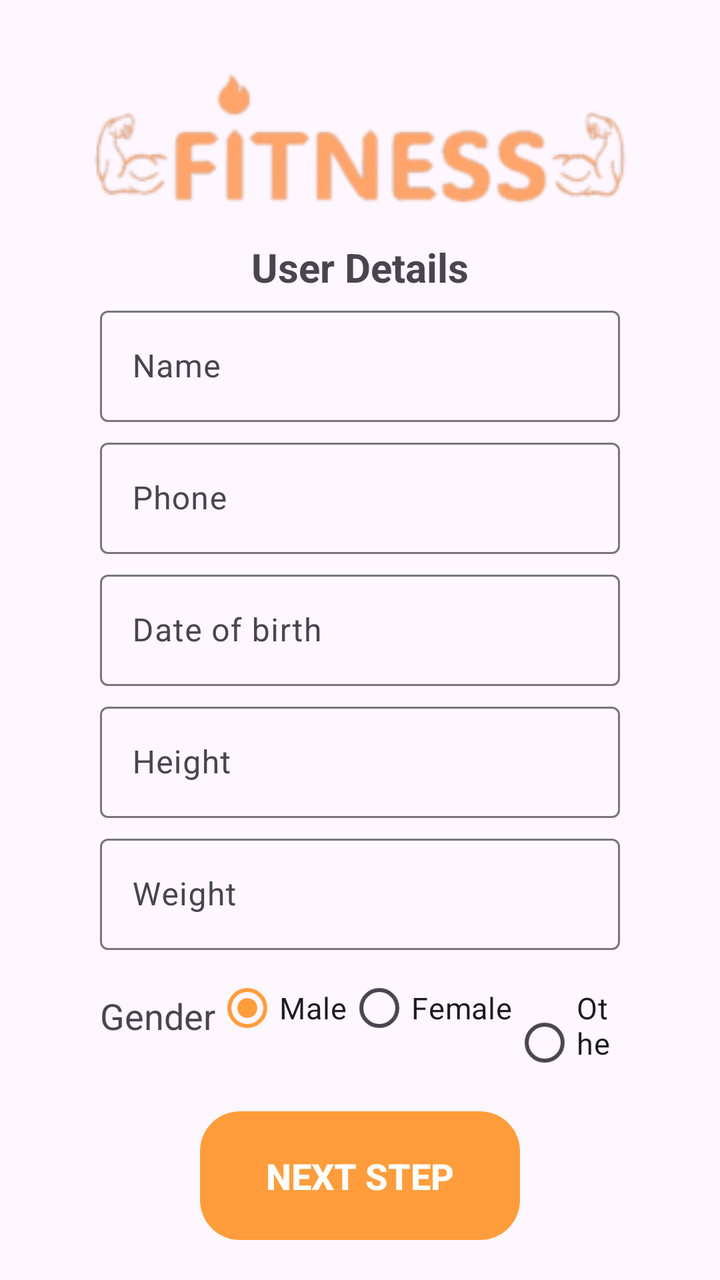
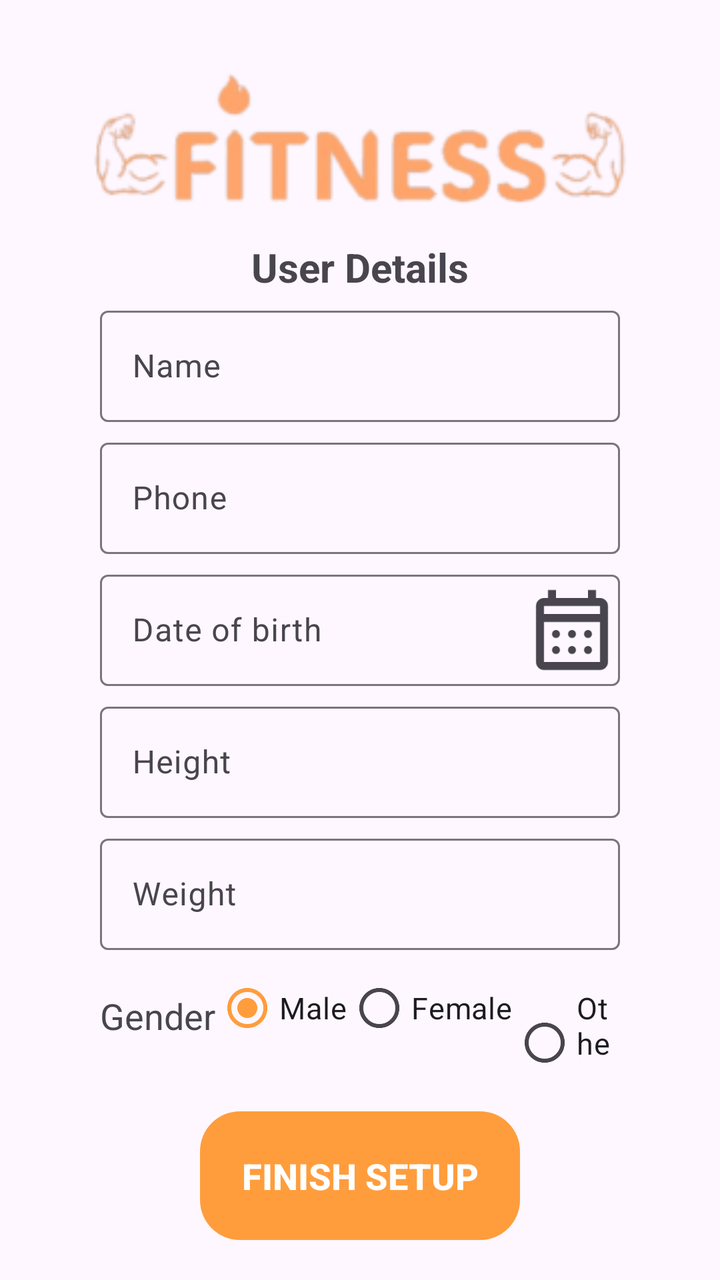

Screens rendered from an Android XML layout before and after an edit, with the pre-edit source and the edit as a unified diff.
<!-- AndroidManifest.xml: application theme Theme.VitalizeMe -->
<!-- res/layout/activity_user.xml -->
<?xml version="1.0" encoding="utf-8"?>
<LinearLayout xmlns:android="http://schemas.android.com/apk/res/android"
    xmlns:app="http://schemas.android.com/apk/res-auto"
    xmlns:tools="http://schemas.android.com/tools"
    android:layout_width="match_parent"
    android:layout_height="match_parent"
    android:orientation="vertical"
    android:gravity="center"
    tools:context=".view.auth.UserActivity">


    <RelativeLayout
        android:layout_width="wrap_content"
        android:layout_height="150dp"
        android:layout_gravity="top"
        >

        <ImageView
            android:id="@+id/imageView"
            android:layout_width="match_parent"
            android:layout_height="150dp"
            android:scaleType="centerCrop"
            android:src="@drawable/fitness1" />

        <TextView
            android:layout_width="wrap_content"
            android:layout_height="wrap_content"
            android:layout_centerHorizontal="true"
            android:layout_marginTop="120dp"
            android:text="User Details"
            android:textSize="20sp"
            android:textStyle="bold" />

    </RelativeLayout>

    <com.google.android.material.textfield.TextInputLayout
        android:id="@+id/nameLayout"
        android:layout_width="match_parent"
        android:layout_height="wrap_content"
        android:hint="Name"
        android:paddingHorizontal="50dp">

        <com.google.android.material.textfield.TextInputEditText
            android:id="@+id/etname"
            android:layout_width="match_parent"
            android:layout_height="match_parent"
            android:layout_marginVertical="5dp"
            android:inputType="textPersonName" />
    </com.google.android.material.textfield.TextInputLayout>

    <com.google.android.material.textfield.TextInputLayout
        android:id="@+id/phoneLayout"
        android:layout_width="match_parent"
        android:layout_height="wrap_content"
        android:hint="Phone"
        android:paddingHorizontal="50dp">

        <com.google.android.material.textfield.TextInputEditText
            android:id="@+id/etphone"
            android:layout_width="match_parent"
            android:layout_height="match_parent"
            android:layout_marginVertical="5dp"
            android:inputType="phone" />
    </com.google.android.material.textfield.TextInputLayout>

    <com.google.android.material.textfield.TextInputLayout
        android:id="@+id/DOBLayout"
        android:layout_width="match_parent"
        android:layout_height="wrap_content"
        android:hint="Date of birth"
        android:paddingHorizontal="50dp">

        <com.google.android.material.textfield.TextInputEditText
            android:id="@+id/etDOB"
            android:layout_width="match_parent"
            android:layout_height="match_parent"
            android:layout_marginVertical="5dp"
            android:inputType="date" />
    </com.google.android.material.textfield.TextInputLayout>

    <com.google.android.material.textfield.TextInputLayout
        android:id="@+id/HeightLayout"
        android:layout_width="match_parent"
        android:layout_height="wrap_content"
        android:hint="Height"
        android:paddingHorizontal="50dp">

        <com.google.android.material.textfield.TextInputEditText
            android:id="@+id/etHeight"
            android:layout_width="match_parent"
            android:layout_height="match_parent"
            android:layout_marginVertical="5dp"
            android:inputType="numberDecimal" />
    </com.google.android.material.textfield.TextInputLayout>
    <com.google.android.material.textfield.TextInputLayout
        android:id="@+id/WeightLayout"
        android:layout_width="match_parent"
        android:layout_height="wrap_content"
        android:hint="Weight"
        android:paddingHorizontal="50dp">

        <com.google.android.material.textfield.TextInputEditText
            android:id="@+id/etWeight"
            android:layout_width="match_parent"
            android:layout_height="match_parent"
            android:layout_marginVertical="5dp"
            android:inputType="numberDecimal" />
    </com.google.android.material.textfield.TextInputLayout>

    <LinearLayout
        android:layout_width="match_parent"
        android:layout_height="wrap_content"
        android:gravity="center_vertical"
        android:orientation="horizontal"
        android:paddingHorizontal="50dp">

        <TextView
            android:layout_width="wrap_content"
            android:layout_height="wrap_content"
            android:text="Gender"
            android:textSize="18sp" />

        <RadioGroup
            android:id="@+id/radiogroup"
            android:layout_width="wrap_content"
            android:layout_height="wrap_content"
            android:orientation="horizontal">

            <RadioButton
                android:id="@+id/maleRadio"
                android:layout_width="wrap_content"
                android:layout_height="wrap_content"
                android:text="Male"
                android:checked="true"
                android:textSize="15sp" />

            <RadioButton
                android:id="@+id/femaleRadio"
                android:layout_width="wrap_content"
                android:layout_height="wrap_content"
                android:text="Female"
                android:textSize="15sp" />

            <RadioButton
                android:id="@+id/otherRadio"
                android:layout_width="wrap_content"
                android:layout_height="wrap_content"
                android:text="Other"
                android:textSize="15sp" />
        </RadioGroup>
    </LinearLayout>

    <androidx.appcompat.widget.AppCompatButton
        android:id="@+id/loginbtn"
        android:layout_width="match_parent"
        android:layout_height="wrap_content"
        android:layout_marginHorizontal="100dp"
        android:layout_marginVertical="20dp"
        android:background="@drawable/rounded_btn"
        android:backgroundTint="?attr/colorPrimary"
        android:padding="20dp"
        android:text="Next Step"
        android:textColor="@color/white"
        android:textSize="18sp"
        android:textStyle="bold" />
</LinearLayout>
<!-- resources referenced by this layout -->
<resources>
  <color name="white">#FFFFFFFF</color>
  <!-- drawable fitness1: png bitmap (drawable, 16220 bytes) -->
  <!-- drawable rounded_btn (drawable) -->
  <?xml version="1.0" encoding="utf-8"?>
  <shape xmlns:android="http://schemas.android.com/apk/res/android"
      android:shape="rectangle">
      <corners android:radius="20dp"/>
      <size android:height="20dp" android:width="20dp"/>
  </shape>
  <style name="Theme.VitalizeMe" parent="Base.Theme.VitalizeMe" />
  <style name="Base.Theme.VitalizeMe" parent="Theme.Material3.DayNight.NoActionBar">
          
          <item name="colorPrimary">@color/primary</item>
          <item name="colorAccent">@color/accent</item>
          <item name="backgroundColor">@color/background</item>
          <item name="colorSecondary">@color/secondary</item>
          <item name="android:statusBarColor">@color/black</item>
      </style>
  <color name="primary">#FF9D3D</color>
  <color name="accent">#FEEE91</color>
  <color name="background">#F5F3F8</color>
  <color name="secondary">#FFBD73</color>
  <color name="black">#FF000000</color>
</resources>

<!-- the commit's change to res/layout/activity_user.xml (unified diff, before → after) -->
@@ -4,16 +4,15 @@
     xmlns:tools="http://schemas.android.com/tools"
     android:layout_width="match_parent"
     android:layout_height="match_parent"
+    android:gravity="center"
     android:orientation="vertical"
-    android:gravity="center"
     tools:context=".view.auth.UserActivity">
 
 
     <RelativeLayout
         android:layout_width="wrap_content"
         android:layout_height="150dp"
-        android:layout_gravity="top"
-        >
+        android:layout_gravity="top">
 
         <ImageView
             android:id="@+id/imageView"
@@ -68,6 +67,9 @@
         android:layout_width="match_parent"
         android:layout_height="wrap_content"
         android:hint="Date of birth"
+        app:endIconMode="custom"
+        app:endIconDrawable="@drawable/calendar"
+        app:endIconScaleType="centerCrop"
         android:paddingHorizontal="50dp">
 
         <com.google.android.material.textfield.TextInputEditText
@@ -75,7 +77,10 @@
             android:layout_width="match_parent"
             android:layout_height="match_parent"
             android:layout_marginVertical="5dp"
-            android:inputType="date" />
+            android:clickable="true"
+            android:focusable="false"
+            android:inputType="none" />
+
     </com.google.android.material.textfield.TextInputLayout>
 
     <com.google.android.material.textfield.TextInputLayout
@@ -92,6 +97,7 @@
             android:layout_marginVertical="5dp"
             android:inputType="numberDecimal" />
     </com.google.android.material.textfield.TextInputLayout>
+
     <com.google.android.material.textfield.TextInputLayout
         android:id="@+id/WeightLayout"
         android:layout_width="match_parent"
@@ -130,8 +136,8 @@
                 android:id="@+id/maleRadio"
                 android:layout_width="wrap_content"
                 android:layout_height="wrap_content"
+                android:checked="true"
                 android:text="Male"
-                android:checked="true"
                 android:textSize="15sp" />
 
             <RadioButton
@@ -159,7 +165,7 @@
         android:background="@drawable/rounded_btn"
         android:backgroundTint="?attr/colorPrimary"
         android:padding="20dp"
-        android:text="Next Step"
+        android:text="Finish Setup"
         android:textColor="@color/white"
         android:textSize="18sp"
         android:textStyle="bold" />
<!-- resource entries referenced after the edit -->
@@ -1,6 +1,12 @@
 <!-- resources referenced by this layout -->
 <resources>
   <color name="white">#FFFFFFFF</color>
+  <!-- drawable calendar (drawable) -->
+  <vector xmlns:android="http://schemas.android.com/apk/res/android" android:height="24dp" android:tint="#000000" android:viewportHeight="960" android:viewportWidth="960" android:width="24dp">
+        
+      <path android:fillColor="@android:color/white" android:pathData="M200,880Q167,880 143.5,856.5Q120,833 120,800L120,240Q120,207 143.5,183.5Q167,160 200,160L240,160L240,80L320,80L320,160L640,160L640,80L720,80L720,160L760,160Q793,160 816.5,183.5Q840,207 840,240L840,800Q840,833 816.5,856.5Q793,880 760,880L200,880ZM200,800L760,800Q760,800 760,800Q760,800 760,800L760,400L200,400L200,800Q200,800 200,800Q200,800 200,800ZM200,320L760,320L760,240Q760,240 760,240Q760,240 760,240L200,240Q200,240 200,240Q200,240 200,240L200,320ZM200,320L200,240Q200,240 200,240Q200,240 200,240L200,240Q200,240 200,240Q200,240 200,240L200,320ZM480,560Q463,560 451.5,548.5Q440,537 440,520Q440,503 451.5,491.5Q463,480 480,480Q497,480 508.5,491.5Q520,503 520,520Q520,537 508.5,548.5Q497,560 480,560ZM320,560Q303,560 291.5,548.5Q280,537 280,520Q280,503 291.5,491.5Q303,480 320,480Q337,480 348.5,491.5Q360,503 360,520Q360,537 348.5,548.5Q337,560 320,560ZM640,560Q623,560 611.5,548.5Q600,537 600,520Q600,503 611.5,491.5Q623,480 640,480Q657,480 668.5,491.5Q680,503 680,520Q680,537 668.5,548.5Q657,560 640,560ZM480,720Q463,720 451.5,708.5Q440,697 440,680Q440,663 451.5,651.5Q463,640 480,640Q497,640 508.5,651.5Q520,663 520,680Q520,697 508.5,708.5Q497,720 480,720ZM320,720Q303,720 291.5,708.5Q280,697 280,680Q280,663 291.5,651.5Q303,640 320,640Q337,640 348.5,651.5Q360,663 360,680Q360,697 348.5,708.5Q337,720 320,720ZM640,720Q623,720 611.5,708.5Q600,697 600,680Q600,663 611.5,651.5Q623,640 640,640Q657,640 668.5,651.5Q680,663 680,680Q680,697 668.5,708.5Q657,720 640,720Z"/>
+      
+  </vector>
   <!-- drawable fitness1: png bitmap (drawable, 16220 bytes) -->
   <!-- drawable rounded_btn (drawable) -->
   <?xml version="1.0" encoding="utf-8"?>
@@ -13,13 +19,12 @@
   <style name="Base.Theme.VitalizeMe" parent="Theme.Material3.DayNight.NoActionBar">
           
           <item name="colorPrimary">@color/primary</item>
-          <item name="colorAccent">@color/accent</item>
+          <item name="colorAccent">@color/primary</item>
           <item name="backgroundColor">@color/background</item>
           <item name="colorSecondary">@color/secondary</item>
           <item name="android:statusBarColor">@color/black</item>
       </style>
   <color name="primary">#FF9D3D</color>
-  <color name="accent">#FEEE91</color>
   <color name="background">#F5F3F8</color>
   <color name="secondary">#FFBD73</color>
   <color name="black">#FF000000</color>
